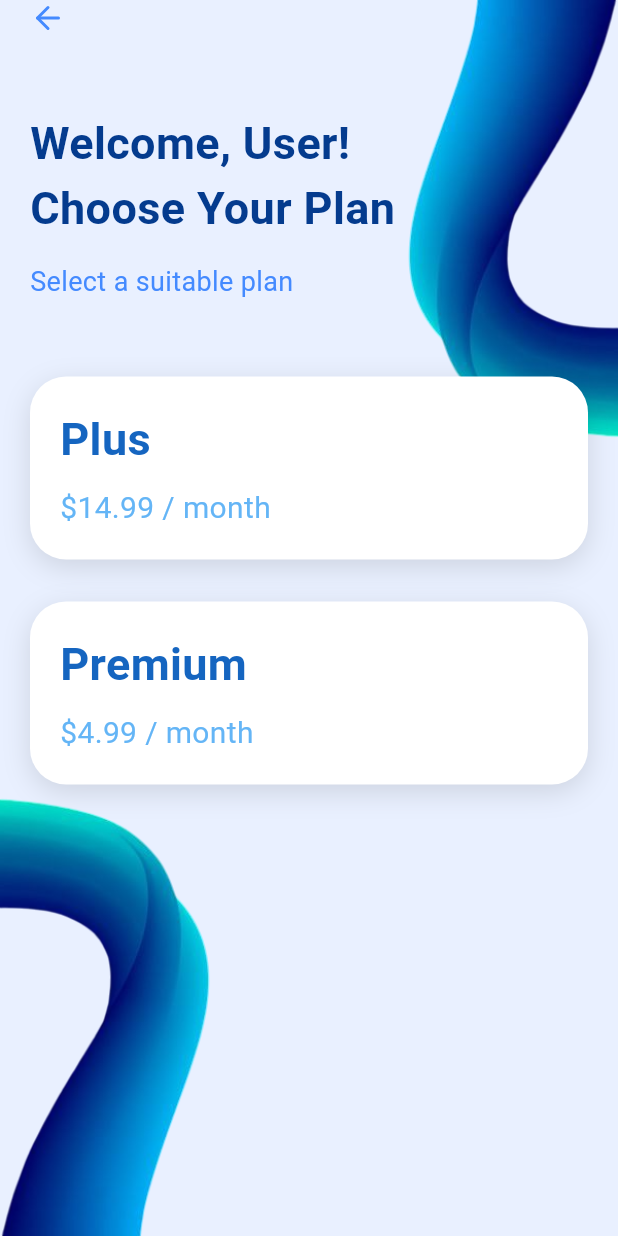
After one commit to SamehaYahia1/Real-Time-Violence-Detection-App, a Flutter app: the ChoosePlanScreen screen opened by its route, on a phone screen of 412 x 824 dp. The commit adds this screen. Run offline on Flutter 3.47's test engine with Material 3 defaults, Android fonts, the phone set to English and light mode, and no system bars; our stand-ins replace flutter_spinkit, jwt_decoder, lucide_icons, shared_preferences; accounts and stored records are empty.

Commit message:
added choose your plan screen

```diff
--- /dev/null
+++ b/lib/Constant/plan_constants.dart
@@ -0,0 +1,35 @@
+import '../../Models/plan_model.dart';
+
+class AppConstants {
+  static List<PlanModel> plans = [
+    // PlanModel(
+    //   title: 'Common',
+    //   price: '\$9.99 / month',
+    //   users: '1 account',
+    //   features: [
+    //     'Unlimited movies ad-free',
+    //     'Free anywhere cancel option',
+    //   ],
+    // ),
+    PlanModel(
+      title: 'Plus',
+      price: '\$14.99 / month',
+      users: 'Up to 6 accounts',
+      features: [
+        '6 personal accounts for family members',
+        'Family Mix: playlist for your family',
+        'Explicit content filters you set',
+      ],
+    ),
+    PlanModel(
+      title: 'Premium',
+      price: '\$4.99 / month',
+      users: '1 account',
+      features: [
+        'Special for current students',
+        'Show ID required',
+        'Listen to music ad-free',
+      ],
+    ),
+  ];
+}
--- /dev/null
+++ b/lib/Models/plan_card.dart
@@ -0,0 +1,157 @@
+import 'package:flutter/material.dart';
+import 'package:lucide_icons/lucide_icons.dart';
+import '../../../Models/plan_model.dart';
+import 'package:flutter_application_1/UserOrAdminPage/user_or_admin.dart';
+
+class PlanCard extends StatelessWidget {
+  final PlanModel plan;
+  final bool isSelected;
+  final VoidCallback onTap;
+  final VoidCallback? onBackTap;
+  final VoidCallback? onRequestTap;
+
+  const PlanCard({
+    super.key,
+    required this.plan,
+    required this.isSelected,
+    required this.onTap,
+    this.onBackTap,
+    this.onRequestTap,
+  });
+
+  @override
+  Widget build(BuildContext context) {
+    final titleColor = isSelected ? const Color(0xFF043B8E) : Colors.blue[800];
+    final subTextColor = isSelected ? Colors.white : Colors.blue[300];
+    final cardColor = isSelected ? const Color(0xFF4196FD) : Colors.white;
+    final iconColor = isSelected ? Colors.blue[900] : Colors.blue;
+
+    return GestureDetector(
+      onTap: onTap,
+      child: Container(
+        margin: const EdgeInsets.symmetric(vertical: 10),
+        padding: const EdgeInsets.all(20),
+        decoration: BoxDecoration(
+          color: cardColor,
+          borderRadius: BorderRadius.circular(24),
+          boxShadow: [
+            BoxShadow(
+              color: Colors.black12,
+              blurRadius: 15,
+              offset: Offset(0, 5),
+            ),
+          ],
+        ),
+        child: isSelected
+            ? SingleChildScrollView(
+                child: Column(
+                  crossAxisAlignment: CrossAxisAlignment.start,
+                  children: [
+                    Text(plan.title,
+                        style: TextStyle(
+                            fontSize: 30,
+                            fontWeight: FontWeight.bold,
+                            color: titleColor)),
+                    const SizedBox(height: 6),
+                    Text(plan.price, style: TextStyle(color: subTextColor)),
+                    Text(plan.users, style: TextStyle(color: subTextColor)),
+                    const SizedBox(height: 12),
+                    ...plan.features.map(
+                      (feature) => Row(
+                        children: [
+                          Icon(LucideIcons.check, color: iconColor, size: 20),
+                          const SizedBox(width: 8),
+                          Expanded(
+                            child: Text(
+                              feature,
+                              style: TextStyle(fontSize: 14, color: titleColor),
+                            ),
+                          )
+                        ],
+                      ),
+                    ),
+                    const SizedBox(height: 20),
+                    Padding(
+                      padding: const EdgeInsets.only(top: 20.0),
+                      child: Row(
+                        children: [
+                          Expanded(
+                            child: ElevatedButton.icon(
+                              onPressed: onBackTap,
+                              icon: Icon(
+                                LucideIcons.arrowLeft,
+                                color: Colors.blueAccent,
+                              ),
+                              label: const Text("Back"),
+                              style: ElevatedButton.styleFrom(
+                                backgroundColor: Colors
+                                    .white, // This sets the button's background to white
+                                foregroundColor: Colors
+                                    .blueAccent, // Color of the text and icon
+                                elevation: 0, // Remove elevation
+                                shadowColor:
+                                    Colors.transparent, // Remove shadow
+                                shape:
+                                    const StadiumBorder(), // Keeps the shape as stadium border
+                              ),
+                            ),
+                          ),
+                          const SizedBox(width: 10),
+                          Expanded(
+                            child: ElevatedButton(
+                              onPressed: onRequestTap ??
+                                  () {
+                                    // This is where the navigation happens when the button is pressed
+                                    Navigator.push(
+                                      context,
+                                      MaterialPageRoute(
+                                          builder: (context) => const UserPage(
+                                              userName:
+                                                  'User')), // Navigate to UserPage
+                                    );
+                                  },
+                              style: ElevatedButton.styleFrom(
+                                backgroundColor:
+                                    Colors.white, // White background
+                                foregroundColor:
+                                    Colors.blueAccent, // Color of text and icon
+                                elevation: 0, // No elevation
+                                shadowColor:
+                                    Colors.transparent, // Remove shadow
+                                shape:
+                                    const StadiumBorder(), // Keeps the shape as stadium border
+                              ),
+                              child: Row(
+                                mainAxisAlignment: MainAxisAlignment.center,
+                                children: const [
+                                  Text("Request"),
+                                  SizedBox(width: 8),
+                                  Icon(LucideIcons.arrowRight,
+                                      color: Colors.blueAccent),
+                                ],
+                              ),
+                            ),
+                          ),
+                        ],
+                      ),
+                    ),
+                  ],
+                ),
+              )
+            : Column(
+                crossAxisAlignment: CrossAxisAlignment.start,
+                children: [
+                  Text(plan.title,
+                      style: TextStyle(
+                          fontSize: 30,
+                          fontWeight: FontWeight.bold,
+                          color: titleColor)),
+                  const SizedBox(height: 10),
+                  Text(plan.price,
+                      style: TextStyle(fontSize: 20, color: subTextColor)),
+                ],
+              ),
+      ),
+    );
+  }
+}
--- /dev/null
+++ b/lib/Models/plan_model.dart
@@ -0,0 +1,13 @@
+class PlanModel {
+  final String title;
+  final String price;
+  final String users;
+  final List<String> features;
+
+  PlanModel({
+    required this.title,
+    required this.price,
+    required this.users,
+    required this.features,
+  });
+}
--- /dev/null
+++ b/lib/Pages/choose_your_plan.dart
@@ -0,0 +1,133 @@
+import 'package:flutter/material.dart';
+import 'package:lucide_icons/lucide_icons.dart';
+import '../../Constant/plan_constants.dart';
+import '../../../Models/plan_model.dart';
+import '../../Models/plan_card.dart';
+import 'package:flutter_application_1/UserOrAdminPage/user_or_admin.dart';
+import 'package:shared_preferences/shared_preferences.dart';
+
+class ChoosePlanScreen extends StatefulWidget {
+  final String userName;
+  const ChoosePlanScreen({super.key, required this.userName});
+
+  @override
+  State<ChoosePlanScreen> createState() => _ChoosePlanScreenState();
+}
+
+class _ChoosePlanScreenState extends State<ChoosePlanScreen>
+    with SingleTickerProviderStateMixin {
+  int? selectedIndex;
+  bool _visible = false;
+  late AnimationController _controller;
+
+  @override
+  void initState() {
+    super.initState();
+    _controller =
+        AnimationController(duration: const Duration(seconds: 2), vsync: this);
+
+    WidgetsBinding.instance.addPostFrameCallback((_) {
+      setState(() {
+        _visible = true;
+      });
+    });
+  }
+
+  @override
+  Widget build(BuildContext context) {
+    final size = MediaQuery.of(context).size;
+    final List<PlanModel> plans = AppConstants.plans;
+
+    return Scaffold(
+      backgroundColor: const Color(0xFFE9F0FF),
+      body: SafeArea(
+        child: Stack(
+          children: [
+            AnimatedPositioned(
+              duration: const Duration(milliseconds: 1500),
+              curve: Curves.easeOut,
+              top: 0,
+              right: _visible ? -19 : -200,
+              child: Image.asset('Assets/images/background.png',
+                  width: 200, height: 350),
+            ),
+            AnimatedPositioned(
+              duration: const Duration(milliseconds: 1500),
+              curve: Curves.easeOut,
+              bottom: 0,
+              left: _visible ? -19 : -200,
+              child: Image.asset('Assets/images/background2.png',
+                  width: 200, height: 350),
+            ),
+            Padding(
+              padding: const EdgeInsets.symmetric(horizontal: 20),
+              child: Column(
+                crossAxisAlignment: CrossAxisAlignment.start,
+                mainAxisAlignment: MainAxisAlignment.center,
+                children: [
+                  Icon(LucideIcons.arrowLeft,
+                      size: 24, color: Colors.blueAccent),
+                  const SizedBox(height: 50),
+                  Text("Welcome, ${widget.userName}!\nChoose Your Plan",
+                      style: TextStyle(
+                          fontSize: 30,
+                          fontWeight: FontWeight.bold,
+                          color: Color(0xFF043B8E))),
+                  const SizedBox(height: 15),
+                  Text("Select a suitable plan",
+                      style: TextStyle(fontSize: 18, color: Colors.blueAccent)),
+                  const SizedBox(height: 40),
+                  Expanded(
+                    child: Stack(
+                      children: List.generate(plans.length, (index) {
+                        final isSelected = selectedIndex == index;
+                        final isHidden =
+                            selectedIndex != null && selectedIndex != index;
+
+                        return AnimatedPositioned(
+                          duration: const Duration(milliseconds: 500),
+                          curve: Curves.easeInOut,
+                          top: isSelected ? 0 : index * 150.0,
+                          left: isHidden ? -size.width : 0,
+                          right: isHidden ? size.width : 0,
+                          bottom: isSelected ? 0 : null,
+                          child: AnimatedOpacity(
+                            duration: const Duration(milliseconds: 300),
+                            opacity: isHidden ? 0 : 1,
+                            child: PlanCard(
+                              plan: plans[index],
+                              isSelected: isSelected,
+                              onTap: () {
+                                setState(() {
+                                  selectedIndex = isSelected ? null : index;
+                                });
+                              },
+                              onBackTap: () {
+                                setState(() {
+                                  selectedIndex =
+                                      null; // This is the only place "Back" is handled
+                                });
+                              },
+                              onRequestTap: () {
+                                Navigator.push(
+                                  context,
+                                  MaterialPageRoute(
+                                      builder: (context) =>
+                                          UserPage(userName: widget.userName)),
+                                );
+                              },
+                            ),
+                          ),
+                        );
+                      }),
+                    ),
+                  ),
+                ],
+              ),
+            ),
+          ],
+        ),
+      ),
+    );
+  }
+}
--- a/lib/Pages/login_screen.dart
+++ b/lib/Pages/login_screen.dart
@@ -11,6 +11,7 @@ import 'package:flutter_application_1/UserOrAdminPage/user_or_admin.dart';
 import 'package:flutter_spinkit/flutter_spinkit.dart';
 import 'package:http/http.dart' as http;
 import 'package:jwt_decoder/jwt_decoder.dart';
+import 'choose_your_plan.dart';
 
 class LoginScreen extends StatefulWidget {
   const LoginScreen({super.key});
@@ -87,7 +88,7 @@ class _LoginScreenState extends State<LoginScreen> {
             Navigator.pushReplacement(
               context,
               MaterialPageRoute(
-                builder: (_) => UserPage(userName: userName),
+                builder: (_) => ChoosePlanScreen(userName: userName),
               ),
             );
           } else {
--- a/lib/main.dart
+++ b/lib/main.dart
@@ -5,6 +5,7 @@ import 'package:flutter_application_1/Pages/signup_screen.dart';
 import 'package:flutter_application_1/Pages/splash_screen.dart';
 import 'package:flutter_application_1/UserOrAdminPage/user_or_admin.dart';
 import 'package:shared_preferences/shared_preferences.dart';
+import 'package:flutter_application_1/Pages/choose_your_plan.dart';
 
 void main() {
   runApp(const MyApp());
@@ -30,6 +31,7 @@ class MyApp extends StatelessWidget {
           '/choose': (context) => const ChooseScreen(),
           '/login': (context) => const LoginScreen(),
           '/signup': (context) => const SignupScreen(),
+          '/plans': (context) => const ChoosePlanScreen(userName: 'User'),
           '/userHome': (context) => const UserPage(userName: 'User'),
           '/adminHome': (context) => const UserPage(userName: 'Admin'),
         });
--- a/pubspec.yaml
+++ b/pubspec.yaml
@@ -35,6 +35,7 @@ dependencies:
   # The following adds the Cupertino Icons font to your application.
   # Use with the CupertinoIcons class for iOS style icons.
   cupertino_icons: ^1.0.6
+  lucide_icons: ^0.257.0
   http: ^1.3.0
   jwt_decoder:
   shared_preferences: ^2.3.3
@@ -70,7 +71,8 @@ flutter:
     - Assets/images/leftApp.PNG
     - Assets/images/Logo.png
     - Assets/images/rightApp.PNG
-
+    - Assets/images/background.png
+    - Assets/images/background2.png
   # An image asset can refer to one or more resolution-specific "variants", see
   # https://flutter.dev/assets-and-images/#resolution-aware
 
```
Also changed, not shown: Assets/images/background.png (added), Assets/images/background2.png (added).
